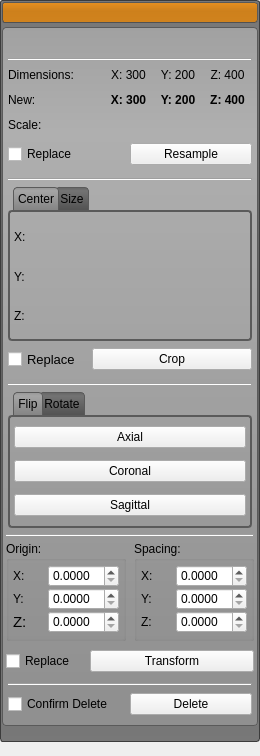
Qt form Interface/AppInterface/LayerGroupWidget.ui (jessdtate/Seg3D) before a commit.
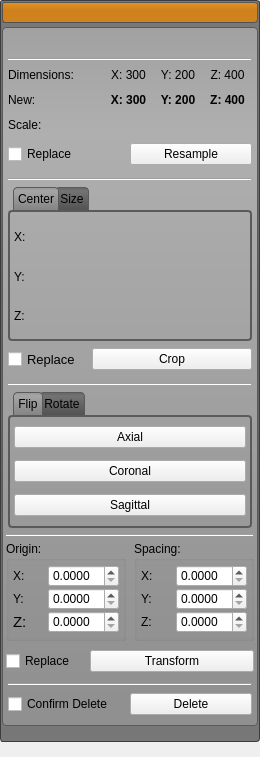
The same form after that commit. Icons and pictures are not drawn.

```diff
--- a/Interface/AppInterface/LayerGroupWidget.ui
+++ b/Interface/AppInterface/LayerGroupWidget.ui
@@ -7,7 +7,7 @@
     <x>0</x>
     <y>0</y>
     <width>260</width>
-    <height>752</height>
+    <height>757</height>
    </rect>
   </property>
   <property name="sizePolicy">
```
Left out of the diff: 26 changed lines with no effect on the pictures.
